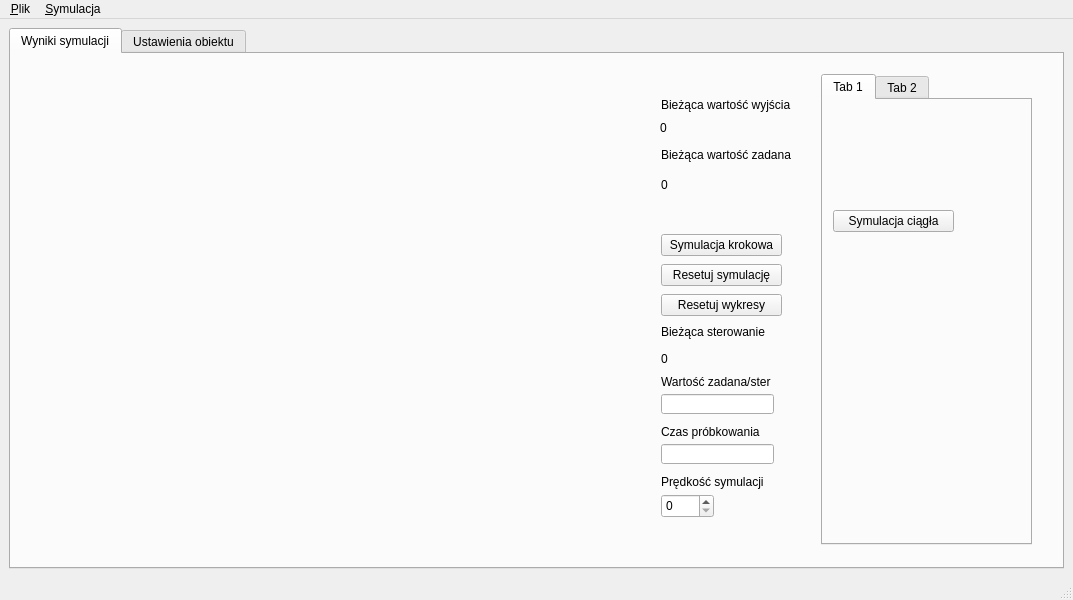
The window that gui.ui (dominikgolda/sym) describes before a commit, drawn with Qt 5.
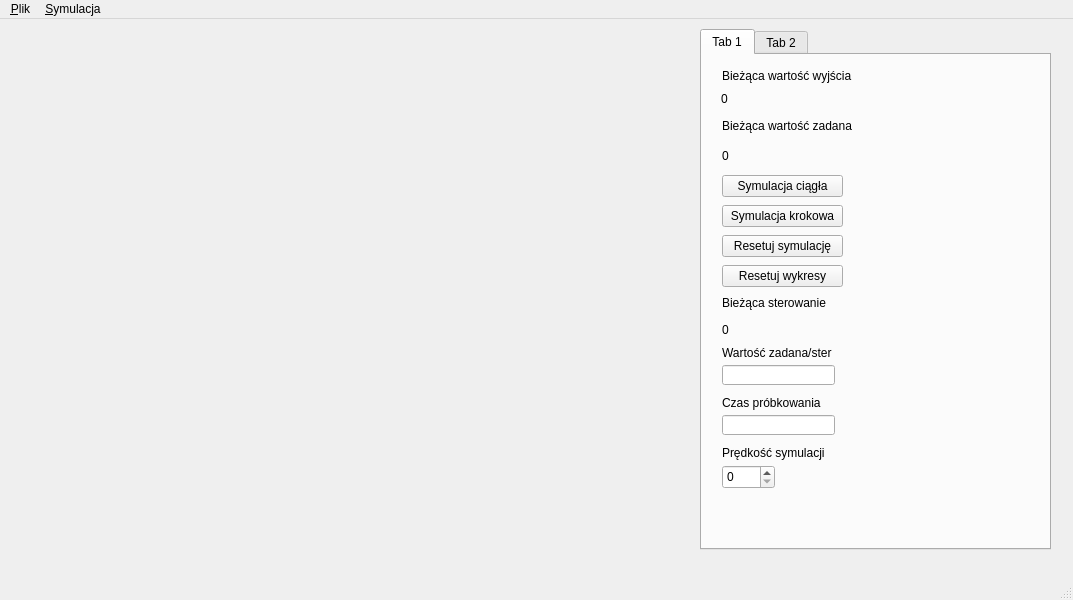
The same window after the commit. Custom widgets are drawn as their Qt base class.

Commit message: Zmieniony interface uzytkownika. Wykresy sa ciagle widoczne, a na tabwidget znajduja sie wszelkie ustawienia.

Patch:
```diff
--- a/gui.ui
+++ b/gui.ui
@@ -14,41 +14,27 @@
    <string>MainWindow</string>
   </property>
   <widget class="QWidget" name="centralwidget">
-   <layout class="QVBoxLayout" name="verticalLayout">
-    <item>
-     <widget class="QTabWidget" name="tabWidget">
+   <widget class="QTabWidget" name="tabWidget_2">
+    <property name="geometry">
+     <rect>
+      <x>700</x>
+      <y>10</y>
+      <width>351</width>
+      <height>521</height>
+     </rect>
+    </property>
       <property name="currentIndex">
        <number>0</number>
       </property>
-      <widget class="QWidget" name="wynSym">
+    <widget class="QWidget" name="tab">
        <attribute name="title">
-        <string>Wyniki symulacji</string>
-       </attribute>
-       <widget class="QCustomPlot" name="m_wykrWyjWartZad" native="true">
-        <property name="geometry">
-         <rect>
-          <x>20</x>
-          <y>40</y>
-          <width>621</width>
-          <height>211</height>
-         </rect>
-        </property>
-       </widget>
-       <widget class="QCustomPlot" name="m_wykrSter" native="true">
-        <property name="geometry">
-         <rect>
-          <x>20</x>
-          <y>270</y>
-          <width>621</width>
-          <height>211</height>
-         </rect>
-        </property>
-       </widget>
+      <string>Tab 1</string>
+     </attribute>
        <widget class="QLabel" name="label">
         <property name="geometry">
          <rect>
-          <x>650</x>
-          <y>40</y>
+        <x>20</x>
+        <y>10</y>
           <width>151</width>
           <height>21</height>
          </rect>
@@ -60,8 +46,8 @@
        <widget class="QLabel" name="label_2">
         <property name="geometry">
          <rect>
-          <x>650</x>
-          <y>90</y>
+        <x>20</x>
+        <y>60</y>
           <width>151</width>
           <height>21</height>
          </rect>
@@ -70,96 +56,34 @@
          <string>Bieżąca wartość zadana</string>
         </property>
        </widget>
-       <widget class="QLabel" name="labelWyjscie">
+     <widget class="QSpinBox" name="setPrSym">
         <property name="geometry">
          <rect>
-          <x>649</x>
-          <y>63</y>
-          <width>151</width>
-          <height>21</height>
-         </rect>
-        </property>
-        <property name="text">
-         <string>0</string>
-        </property>
-       </widget>
-       <widget class="QLabel" name="label_4">
+        <x>20</x>
+        <y>410</y>
+        <width>53</width>
+        <height>24</height>
+       </rect>
+      </property>
+     </widget>
+     <widget class="QLabel" name="label_7">
         <property name="geometry">
          <rect>
-          <x>650</x>
-          <y>270</y>
-          <width>151</width>
-          <height>16</height>
-         </rect>
-        </property>
-        <property name="text">
-         <string>Bieżąca sterowanie</string>
-        </property>
-       </widget>
-       <widget class="QLabel" name="labelWZadana">
-        <property name="geometry">
-         <rect>
-          <x>650</x>
-          <y>120</y>
-          <width>151</width>
-          <height>21</height>
-         </rect>
-        </property>
-        <property name="text">
-         <string>0</string>
-        </property>
-       </widget>
-       <widget class="QLabel" name="labelSterowanie">
-        <property name="geometry">
-         <rect>
-          <x>650</x>
-          <y>294</y>
-          <width>151</width>
-          <height>21</height>
-         </rect>
-        </property>
-        <property name="text">
-         <string>0</string>
-        </property>
-       </widget>
-       <widget class="QPushButton" name="symKrokowa">
-        <property name="geometry">
-         <rect>
-          <x>650</x>
-          <y>180</y>
-          <width>121</width>
-          <height>22</height>
-         </rect>
-        </property>
-        <property name="text">
-         <string>Symulacja krokowa</string>
-        </property>
-       </widget>
-       <widget class="QLineEdit" name="setWZadana">
-        <property name="geometry">
-         <rect>
-          <x>650</x>
-          <y>340</y>
-          <width>113</width>
-          <height>20</height>
-         </rect>
-        </property>
-       </widget>
-       <widget class="QLineEdit" name="setDh">
-        <property name="geometry">
-         <rect>
-          <x>650</x>
+        <x>20</x>
           <y>390</y>
-          <width>113</width>
-          <height>20</height>
-         </rect>
-        </property>
+        <width>151</width>
+        <height>16</height>
+       </rect>
+      </property>
+      <property name="text">
+       <string>Prędkość symulacji</string>
+      </property>
        </widget>
        <widget class="QLabel" name="label_5">
         <property name="geometry">
          <rect>
-          <x>650</x>
-          <y>320</y>
+        <x>20</x>
+        <y>290</y>
           <width>151</width>
           <height>16</height>
          </rect>
@@ -168,11 +92,34 @@
          <string>Wartość zadana/ster</string>
         </property>
        </widget>
+     <widget class="QLineEdit" name="setDh">
+      <property name="geometry">
+       <rect>
+        <x>20</x>
+        <y>360</y>
+        <width>113</width>
+        <height>20</height>
+       </rect>
+      </property>
+     </widget>
+     <widget class="QPushButton" name="symKrokowa">
+      <property name="geometry">
+       <rect>
+        <x>20</x>
+        <y>150</y>
+        <width>121</width>
+        <height>22</height>
+       </rect>
+      </property>
+      <property name="text">
+       <string>Symulacja krokowa</string>
+      </property>
+     </widget>
        <widget class="QLabel" name="label_6">
         <property name="geometry">
          <rect>
-          <x>650</x>
-          <y>370</y>
+        <x>20</x>
+        <y>340</y>
           <width>151</width>
           <height>16</height>
          </rect>
@@ -181,73 +128,11 @@
          <string>Czas próbkowania</string>
         </property>
        </widget>
-       <widget class="QSpinBox" name="setPrSym">
-        <property name="geometry">
-         <rect>
-          <x>650</x>
-          <y>440</y>
-          <width>53</width>
-          <height>24</height>
-         </rect>
-        </property>
-       </widget>
-       <widget class="QLabel" name="label_7">
-        <property name="geometry">
-         <rect>
-          <x>650</x>
-          <y>420</y>
-          <width>151</width>
-          <height>16</height>
-         </rect>
-        </property>
-        <property name="text">
-         <string>Prędkość symulacji</string>
-        </property>
-       </widget>
-       <widget class="QPushButton" name="resetujSymulacje">
-        <property name="geometry">
-         <rect>
-          <x>650</x>
-          <y>210</y>
-          <width>121</width>
-          <height>22</height>
-         </rect>
-        </property>
-        <property name="text">
-         <string>Resetuj symulację</string>
-        </property>
-       </widget>
-       <widget class="QPushButton" name="resetujWykresy">
-        <property name="geometry">
-         <rect>
-          <x>650</x>
-          <y>240</y>
-          <width>121</width>
-          <height>22</height>
-         </rect>
-        </property>
-        <property name="text">
-         <string>Resetuj wykresy</string>
-        </property>
-       </widget>
-       <widget class="QTabWidget" name="tabWidget_2">
-        <property name="geometry">
-         <rect>
-          <x>810</x>
-          <y>20</y>
-          <width>211</width>
-          <height>471</height>
-         </rect>
-        </property>
-        <widget class="QWidget" name="tab">
-         <attribute name="title">
-          <string>Tab 1</string>
-         </attribute>
          <widget class="QPushButton" name="symCiagla">
           <property name="geometry">
            <rect>
-            <x>10</x>
-            <y>110</y>
+        <x>20</x>
+        <y>120</y>
             <width>121</width>
             <height>22</height>
            </rect>
@@ -262,19 +147,100 @@
            <bool>false</bool>
           </property>
          </widget>
+     <widget class="QLabel" name="labelWZadana">
+      <property name="geometry">
+       <rect>
+        <x>20</x>
+        <y>90</y>
+        <width>151</width>
+        <height>21</height>
+       </rect>
+      </property>
+      <property name="text">
+       <string>0</string>
+      </property>
+     </widget>
+     <widget class="QLabel" name="labelWyjscie">
+      <property name="geometry">
+       <rect>
+        <x>19</x>
+        <y>33</y>
+        <width>151</width>
+        <height>21</height>
+       </rect>
+      </property>
+      <property name="text">
+       <string>0</string>
+      </property>
+     </widget>
+     <widget class="QLabel" name="labelSterowanie">
+      <property name="geometry">
+       <rect>
+        <x>20</x>
+        <y>264</y>
+        <width>151</width>
+        <height>21</height>
+       </rect>
+      </property>
+      <property name="text">
+       <string>0</string>
+      </property>
+     </widget>
+     <widget class="QLabel" name="label_4">
+      <property name="geometry">
+       <rect>
+        <x>20</x>
+        <y>240</y>
+        <width>151</width>
+        <height>16</height>
+       </rect>
+      </property>
+      <property name="text">
+       <string>Bieżąca sterowanie</string>
+      </property>
+     </widget>
+     <widget class="QLineEdit" name="setWZadana">
+      <property name="geometry">
+       <rect>
+        <x>20</x>
+        <y>310</y>
+        <width>113</width>
+        <height>20</height>
+       </rect>
+      </property>
+     </widget>
+     <widget class="QPushButton" name="resetujSymulacje">
+      <property name="geometry">
+       <rect>
+        <x>20</x>
+        <y>180</y>
+        <width>121</width>
+        <height>22</height>
+       </rect>
+      </property>
+      <property name="text">
+       <string>Resetuj symulację</string>
+      </property>
+     </widget>
+     <widget class="QPushButton" name="resetujWykresy">
+      <property name="geometry">
+       <rect>
+        <x>20</x>
+        <y>210</y>
+        <width>121</width>
+        <height>22</height>
+       </rect>
+      </property>
+      <property name="text">
+       <string>Resetuj wykresy</string>
+      </property>
+     </widget>
         </widget>
         <widget class="QWidget" name="tab_2">
          <attribute name="title">
           <string>Tab 2</string>
          </attribute>
-        </widget>
-       </widget>
-      </widget>
-      <widget class="QWidget" name="ustOb">
-       <attribute name="title">
-        <string>Ustawienia obiektu</string>
-       </attribute>
-       <widget class="QLineEdit" name="setWielomianLicznka">
+     <widget class="QLineEdit" name="setWariancja">
         <property name="geometry">
          <rect>
           <x>20</x>
@@ -404,20 +370,64 @@
        <widget class="QLabel" name="labelWariancja">
         <property name="geometry">
          <rect>
-          <x>90</x>
-          <y>180</y>
-          <width>57</width>
-          <height>15</height>
-         </rect>
-        </property>
-        <property name="text">
-         <string/>
-        </property>
-       </widget>
-      </widget>
-     </widget>
-    </item>
-   </layout>
+        <x>30</x>
+        <y>80</y>
+        <width>291</width>
+        <height>23</height>
+       </rect>
+      </property>
+     </widget>
+     <widget class="QSpinBox" name="wyborLicznika">
+      <property name="geometry">
+       <rect>
+        <x>250</x>
+        <y>30</y>
+        <width>53</width>
+        <height>24</height>
+       </rect>
+      </property>
+      <property name="minimum">
+       <number>1</number>
+      </property>
+      <property name="maximum">
+       <number>2</number>
+      </property>
+     </widget>
+     <zorder>tabWidget</zorder>
+     <zorder>setWariancja</zorder>
+     <zorder>label_3</zorder>
+     <zorder>wyborMianownika</zorder>
+     <zorder>setWielomianMianownika</zorder>
+     <zorder>labelWariancja</zorder>
+     <zorder>label_8</zorder>
+     <zorder>labelWielomianLicznika</zorder>
+     <zorder>labelWielomianMianownika</zorder>
+     <zorder>label_9</zorder>
+     <zorder>setWielomianLicznka</zorder>
+     <zorder>wyborLicznika</zorder>
+    </widget>
+   </widget>
+   <widget class="QCustomPlot" name="m_wykrWyjWartZad" native="true">
+    <property name="geometry">
+     <rect>
+      <x>20</x>
+      <y>10</y>
+      <width>641</width>
+      <height>251</height>
+     </rect>
+    </property>
+    <zorder>tabWidget_2</zorder>
+   </widget>
+   <widget class="QCustomPlot" name="m_wykrSter" native="true">
+    <property name="geometry">
+     <rect>
+      <x>20</x>
+      <y>280</y>
+      <width>641</width>
+      <height>251</height>
+     </rect>
+    </property>
+   </widget>
   </widget>
   <widget class="QMenuBar" name="menubar">
    <property name="geometry">
```
Left out of the diff: 123 changed lines with no effect on the pictures. Lines whose indentation alone changed are shown as unchanged.
